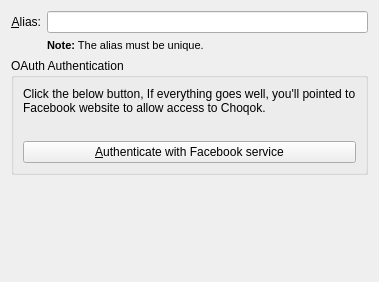
This is microblogs/facebook/facebookeditaccount_base.ui in pankajb64/Choqok-Facebook-Plugin-Trial as Qt 5 draws it before an edit. The edited form follows.
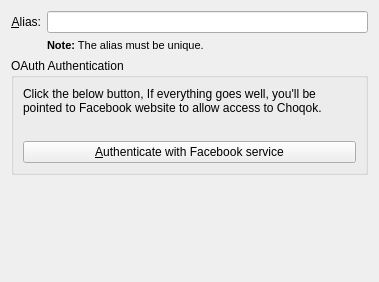
This is the edited form. Custom widgets are drawn as their Qt base class.

Diff of the .ui file:
```diff
--- a/microblogs/facebook/facebookeditaccount_base.ui
+++ b/microblogs/facebook/facebookeditaccount_base.ui
@@ -81,7 +81,7 @@
          </sizepolicy>
         </property>
         <property name="text">
-         <string>Click the below button, If everything goes well, you'll pointed to Facebook website to allow access to Choqok.</string>
+         <string>Click the below button, If everything goes well, you'll be pointed to Facebook website to allow access to Choqok.</string>
         </property>
         <property name="wordWrap">
          <bool>true</bool>
```
